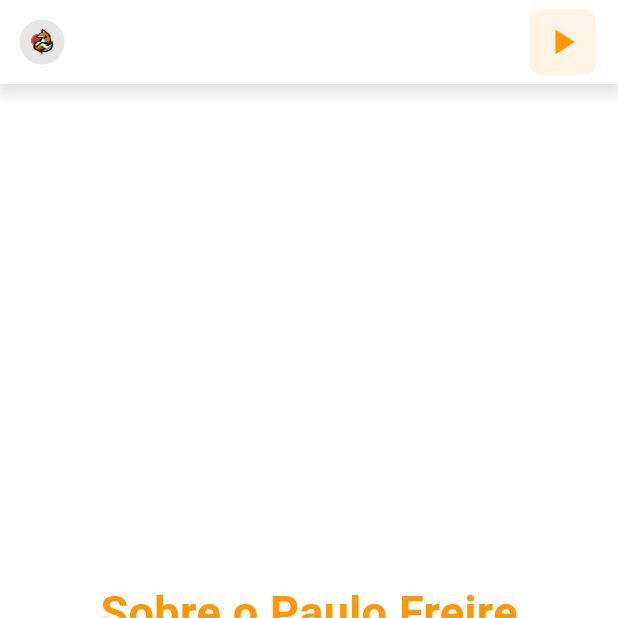
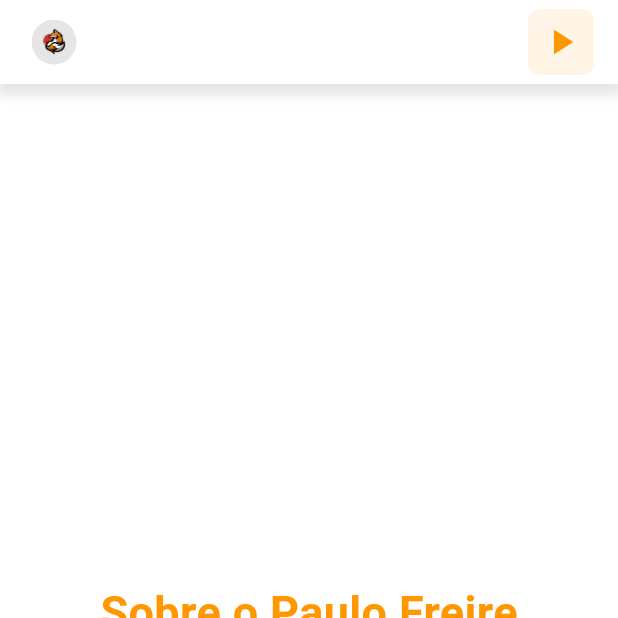
Before and after one commit to leonato-289/Paulo-Freire, a Flutter app: the screen it shows after launch, on a phone screen of 412 x 824 dp, the top half of it. Run offline on Flutter 3.47's test engine with Material 3 defaults, Android fonts, the light colour scheme and no system bars; drawn by our look-alikes of google_nav_bar; our stand-ins replace line_icons.

Commit message:
Atualizando código para nova build

```diff
--- a/lib/screens/home_screen.dart
+++ b/lib/screens/home_screen.dart
@@ -5,6 +5,7 @@ import 'metodo_screen.dart';
 import 'legado_screen.dart';
 import 'package:google_nav_bar/google_nav_bar.dart';
 import 'package:line_icons/line_icons.dart'; // Importando o LineIcons
+import 'package:flutter/services.dart'; // Para manipular o estilo da interface do sistema
 
 class HomeScreen extends StatefulWidget {
 @override
@@ -28,10 +29,25 @@ class _HomeScreenState extends State<HomeScreen> {
 'Legado',
 ];
 
+// Cor personalizada da navbar do app (branco)
+Color appNavBarColor = Colors.white;
+
+@override
+void initState() {
+super.initState();
+// Altera a cor da barra de status e da barra de navegação do celular
+SystemChrome.setSystemUIOverlayStyle(SystemUiOverlayStyle(
+statusBarColor: Colors.transparent, // Barra de status transparente
+systemNavigationBarColor: appNavBarColor, // Usando o mesmo tom de branco da navbar do app
+systemNavigationBarIconBrightness: Brightness.dark, // Ícones escuros na barra de navegação
+statusBarIconBrightness: Brightness.dark, // Ícones escuros na barra de status
+));
+}
+
 @override
 Widget build(BuildContext context) {
 return Scaffold(
-      backgroundColor: Colors.white,  // Fundo branco
+backgroundColor: Colors.white, // Fundo branco
 appBar: PreferredSize(
 preferredSize: Size.fromHeight(kToolbarHeight),
 child: Container(
@@ -50,7 +66,9 @@ class _HomeScreenState extends State<HomeScreen> {
 backgroundColor: Colors.white, // Fundo branco para a AppBar
 elevation: 0, // Remove sombra da AppBar
 centerTitle: true,
-            leading: CircleAvatar(
+leading: Padding( // Adicionando padding para o ícone de raposa
+padding: const EdgeInsets.only(left: 16.0), // Distância da borda esquerda
+child: CircleAvatar(
 backgroundColor: Colors.white, // Mantendo o fundo branco
 radius: 18, // Tamanho do círculo (ajustado para o perfil)
 child: ClipOval( // Garantindo que a imagem fique completamente circular
@@ -62,9 +80,10 @@ class _HomeScreenState extends State<HomeScreen> {
 ),
 ),
 ),
+),
 actions: [
 Padding(
-                padding: const EdgeInsets.only(right: 15.0), // Ajustando o padding para a esquerda
+padding: const EdgeInsets.only(right: 16.0), // Ajustando o padding para a direita
 child: Material(
 color: Colors.orange.withOpacity(0.1), // Fundo laranja claro
 borderRadius: BorderRadius.circular(8), // Arredondando os cantos
```
Lines whose indentation alone changed are shown as unchanged.
